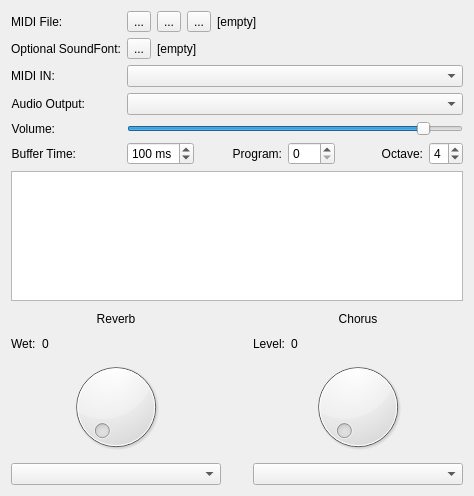
Old version of the form guisynth/mainwindow.ui in the repository pedrolcl/multiplatform-sonivoxeas.
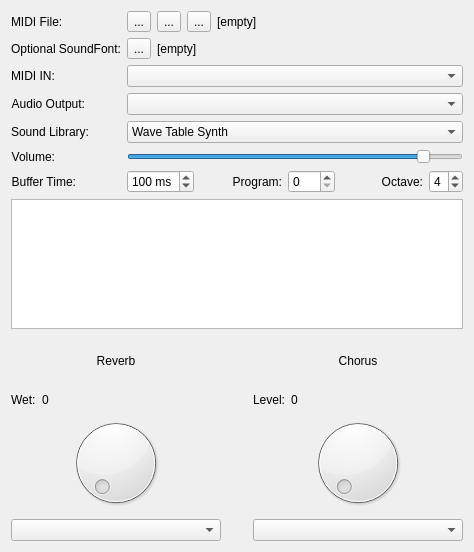
New version of the form. Icons and pictures are not drawn. Custom widgets are drawn as their Qt base class.

Commit message: support sonivox FM synth

```diff
--- a/guisynth/mainwindow.ui
+++ b/guisynth/mainwindow.ui
@@ -7,7 +7,7 @@
     <x>0</x>
     <y>0</y>
     <width>474</width>
-    <height>496</height>
+    <height>552</height>
    </rect>
   </property>
   <property name="minimumSize">
@@ -177,7 +177,7 @@
         </property>
        </widget>
       </item>
-      <item row="4" column="0">
+      <item row="5" column="0">
        <widget class="QLabel" name="volumeLabel">
         <property name="sizePolicy">
          <sizepolicy hsizetype="Expanding" vsizetype="Minimum">
@@ -196,7 +196,7 @@
         </property>
        </widget>
       </item>
-      <item row="4" column="1">
+      <item row="5" column="1">
        <widget class="QSlider" name="volumeSlider">
         <property name="sizePolicy">
          <sizepolicy hsizetype="Minimum" vsizetype="Fixed">
@@ -215,7 +215,7 @@
         </property>
        </widget>
       </item>
-      <item row="5" column="0">
+      <item row="6" column="0">
        <widget class="QLabel" name="lblBufferTime">
         <property name="sizePolicy">
          <sizepolicy hsizetype="Expanding" vsizetype="Minimum">
@@ -234,7 +234,7 @@
         </property>
        </widget>
       </item>
-      <item row="5" column="1">
+      <item row="6" column="1">
        <layout class="QHBoxLayout" name="horizontalLayout_2">
         <item>
          <widget class="QSpinBox" name="spinBuffer">
@@ -321,6 +321,30 @@
         </item>
        </layout>
       </item>
+      <item row="4" column="0">
+       <widget class="QLabel" name="lblSoundLib">
+        <property name="text">
+         <string>Sound Library:</string>
+        </property>
+       </widget>
+      </item>
+      <item row="4" column="1">
+       <widget class="QComboBox" name="combo_sndlib">
+        <property name="currentIndex">
+         <number>0</number>
+        </property>
+        <item>
+         <property name="text">
+          <string>Wave Table Synth</string>
+         </property>
+        </item>
+        <item>
+         <property name="text">
+          <string>FM Synth</string>
+         </property>
+        </item>
+       </widget>
+      </item>
      </layout>
     </item>
     <item row="1" column="0" colspan="3">
```
The commit also changes 10 other files.
